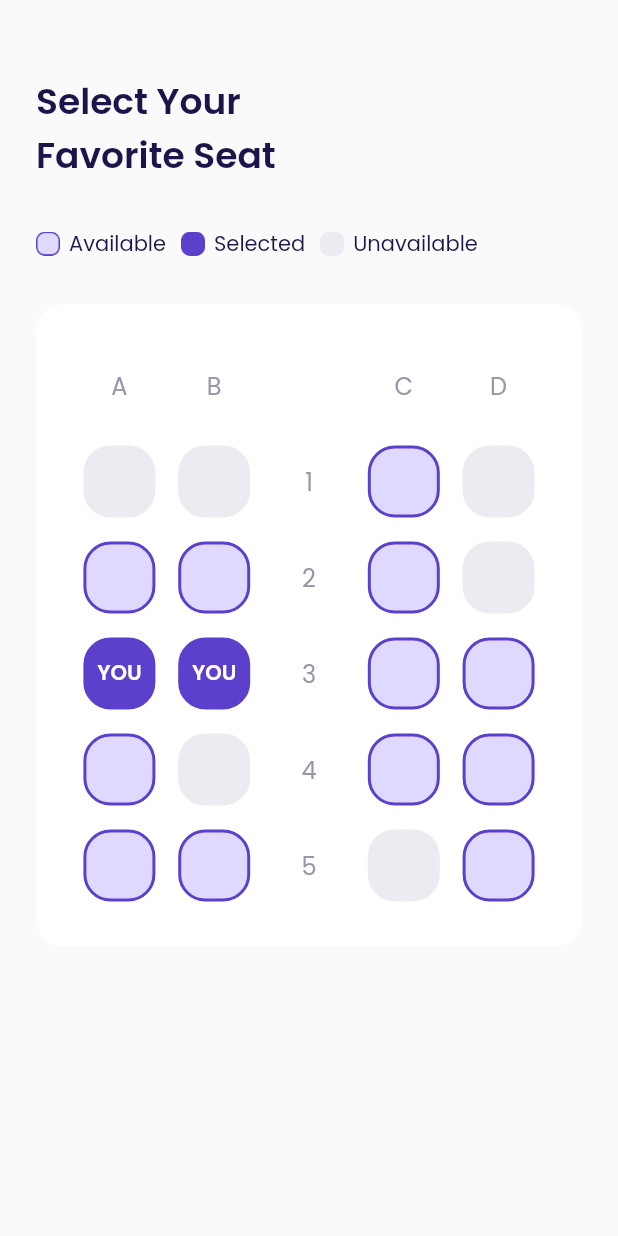
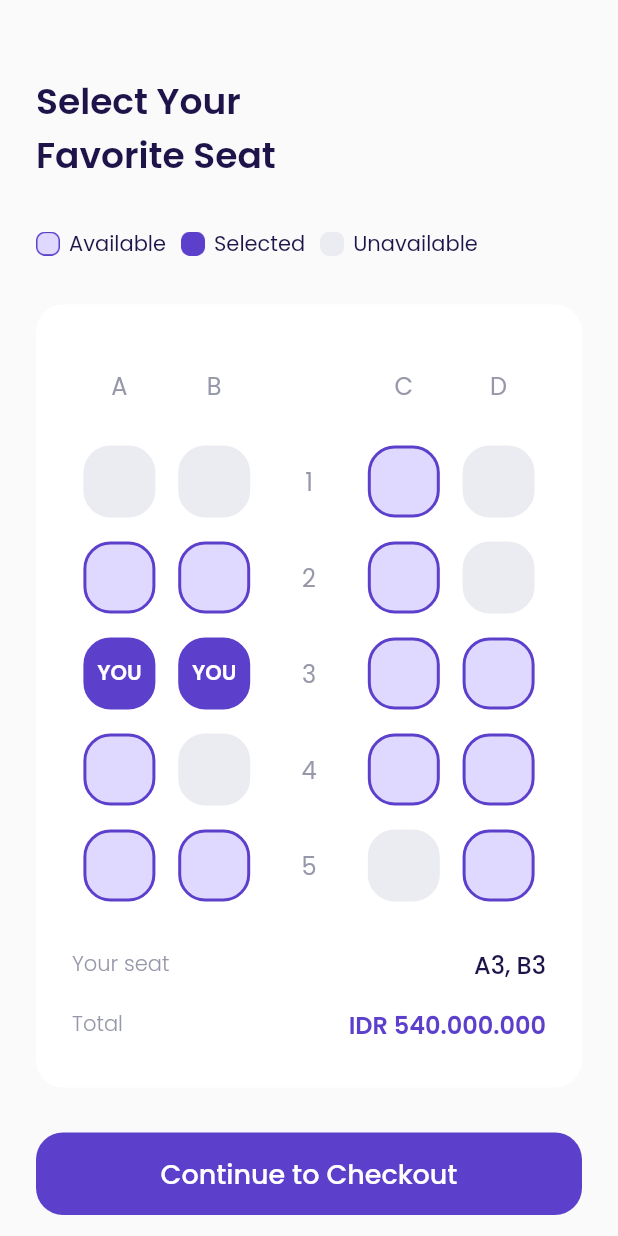
Before and after one commit to RidhaAF/airplane_app, a Flutter app: the ChooseSeatPage screen opened directly, on a phone screen of 412 x 824 dp. Run offline on Flutter 3.47's test engine with Material 2 defaults, Android fonts, the phone set to English and light mode, and no system bars; our stand-ins replace google_fonts.

Commit message:
Choose Seat Page - Price & Button

```diff
--- a/lib/ui/pages/choose_seat_page.dart
+++ b/lib/ui/pages/choose_seat_page.dart
@@ -1,4 +1,5 @@
 import 'package:airplane_app/shared/theme.dart';
+import 'package:airplane_app/ui/widgets/custom_button.dart';
 import 'package:airplane_app/ui/widgets/seat_item.dart';
 import 'package:flutter/material.dart';
 
@@ -333,7 +334,64 @@
                 ],
               ),
             ),
+
+            // NOTE: YOUR SEAT
+            Container(
+              margin: EdgeInsets.only(top: 30),
+              child: Row(
+                mainAxisAlignment: MainAxisAlignment.spaceBetween,
+                children: [
+                  Text(
+                    'Your seat',
+                    style: greyTextStyle.copyWith(
+                      fontWeight: light,
+                    ),
+                  ),
+                  Text(
+                    'A3, B3',
+                    style: blackTextStyle.copyWith(
+                      fontSize: 16,
+                      fontWeight: medium,
+                    ),
+                  ),
+                ],
+              ),
+            ),
+
+            // NOTE: TOTAL
+            Container(
+              margin: EdgeInsets.only(top: 16),
+              child: Row(
+                mainAxisAlignment: MainAxisAlignment.spaceBetween,
+                children: [
+                  Text(
+                    'Total',
+                    style: greyTextStyle.copyWith(
+                      fontWeight: light,
+                    ),
+                  ),
+                  Text(
+                    'IDR 540.000.000',
+                    style: purpleTextStyle.copyWith(
+                      fontSize: 16,
+                      fontWeight: semiBold,
+                    ),
+                  ),
+                ],
+              ),
+            ),
           ],
+        ),
+      );
+    }
+
+    Widget checkoutButton() {
+      return CustomButton(
+        title: 'Continue to Checkout',
+        onPressed: () {},
+        margin: EdgeInsets.only(
+          top: 30,
+          bottom: defaultMargin * 2,
         ),
       );
     }
@@ -346,6 +404,7 @@
           title(),
           seatStatus(),
           selectSeeat(),
+          checkoutButton(),
         ],
       ),
     );
```
